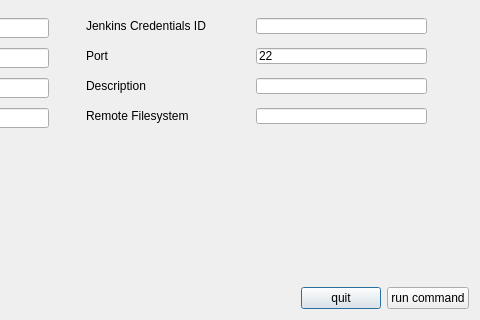
Qt form src/jenkinsTools/ux/nodesDialog.ui (clockworksspheres/jenkinsTools) before a commit; both pictures show x 305 to 785 and y 202 to 522 of the 785 by 522 pixel window.
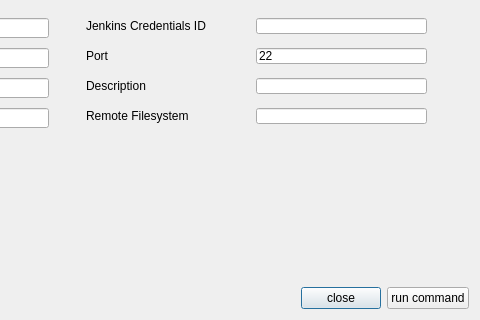
The same form after that commit.

Commit message: setting initial tab order and changing QuitPushButton to closePushButton in nodesMain.py

```diff
--- a/src/jenkinsTools/ux/nodesDialog.ui
+++ b/src/jenkinsTools/ux/nodesDialog.ui
@@ -81,7 +81,7 @@
    <item row="6" column="3">
     <widget class="QPushButton" name="QuitPushButton">
      <property name="text">
-      <string>quit</string>
+      <string>close</string>
      </property>
     </widget>
    </item>
```
Left out of the diff: 2 changed lines with no effect on the pictures. The commit also changes 2 other files.
